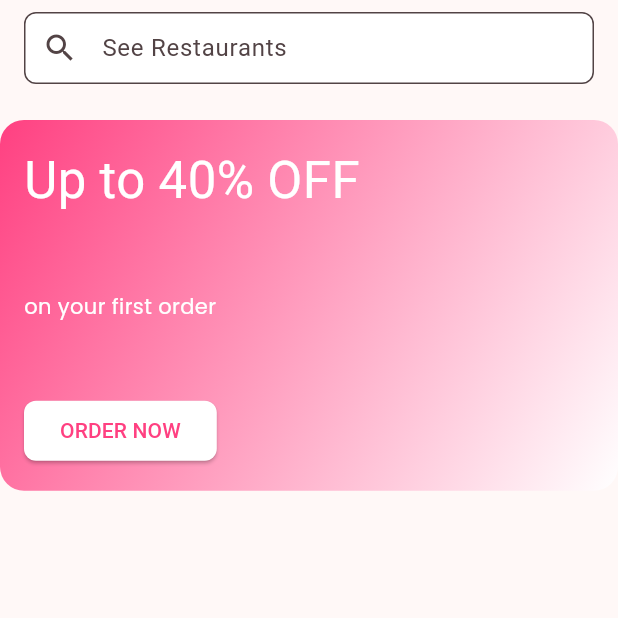
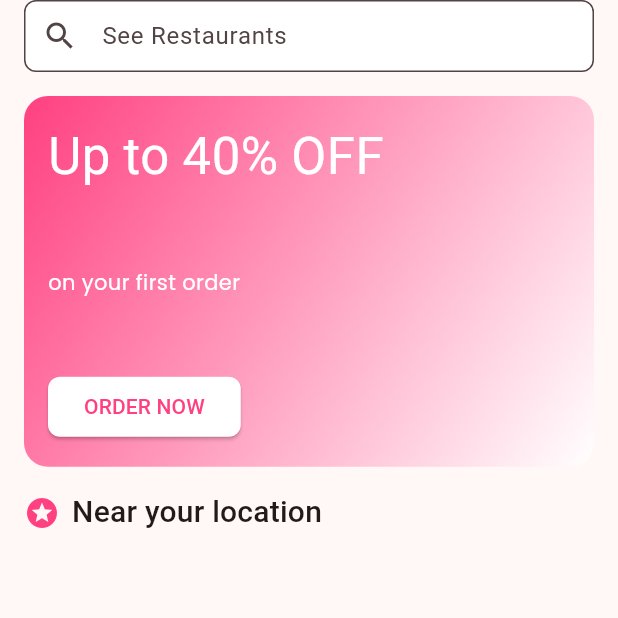
Before and after one commit to NallDev/Nyobian, a Flutter app: the screen it shows after launch, on a phone screen of 412 x 824 dp, the top half of it. Run offline on Flutter 3.47's test engine with Material 3 defaults, Android fonts, the phone set to English and light mode, and no system bars; our stand-ins replace google_fonts.

Commit message:
CHANGE : custom widget text icon

```diff
--- a/lib/screens/home_screen.dart
+++ b/lib/screens/home_screen.dart
@@ -1,6 +1,8 @@
 import 'package:flutter/material.dart';
+import 'package:restaurant_app/theme/font_style.dart';
 import 'package:restaurant_app/widget/banner.dart';
 import 'package:restaurant_app/widget/search.dart';
+import 'package:restaurant_app/widget/text_icon.dart';
 
 class MyHomeScreen extends StatelessWidget {
   static const routeName = '/home';
@@ -11,14 +13,21 @@ class MyHomeScreen extends StatelessWidget {
   Widget build(BuildContext context) {
     return Scaffold(
       body: SafeArea(
+        child: Container(
+          padding: EdgeInsets.symmetric(horizontal: 16.0),
+          width: double.infinity,
           child: Column(
+            crossAxisAlignment: CrossAxisAlignment.start,
             children: [
               MySearch(),
               SizedBox(height: 16.0,),
               MyBanner(onPressed: () {
 
               }),
+              SizedBox(height: 16.0,),
+              MyTextIcon(iconData: Icons.stars, iconColor: Colors.pinkAccent, text: "Near your location", textStyle: myTextTheme.titleSmall)
             ],
+          ),
         ),
       ),
     );
--- a/lib/widget/banner.dart
+++ b/lib/widget/banner.dart
@@ -9,7 +9,6 @@ class MyBanner extends StatelessWidget {
 
   @override
   Widget build(BuildContext context) {
-    double width80 = ScreenSize.getWidth(context) * 0.8;
     double height30 = ScreenSize.getHeight(context) * 0.3;
 
     return Container(
--- a/lib/widget/search.dart
+++ b/lib/widget/search.dart
@@ -1,5 +1,7 @@
 import 'package:flutter/material.dart';
 import 'package:restaurant_app/utils/constant.dart';
+
+import '../utils/screen_size.dart';
 
 class MySearch extends StatefulWidget {
   const MySearch({super.key});
@@ -14,34 +16,28 @@ class _MySearchState extends State<MySearch> {
   @override
   Widget build(BuildContext context) {
     return Container(
-      padding: EdgeInsets.symmetric(horizontal: 16.0, vertical: 8.0),
+      width: double.infinity,
       child: TextFormField(
         controller: _controller,
         decoration: InputDecoration(
             hintText: searchHint,
             prefixIcon: Icon(Icons.search),
-          border: OutlineInputBorder(
-            borderRadius: BorderRadius.circular(8.0)
-          ),
+            border:
+                OutlineInputBorder(borderRadius: BorderRadius.circular(8.0)),
             filled: true,
             fillColor: Colors.white,
             contentPadding: EdgeInsets.symmetric(horizontal: 16.0),
-          suffixIcon: _controller.text.isNotEmpty ?
-              GestureDetector(
+            suffixIcon: _controller.text.isNotEmpty
+                ? GestureDetector(
                     onTap: () {
                       _controller.clear();
-                  setState(() {
-
-                  });
+                      setState(() {});
                     },
                     child: Icon(Icons.clear),
-              ) :
-              null
-        ),
+                  )
+                : null),
         onChanged: (value) {
-          setState(() {
-
-          });
+          setState(() {});
         },
       ),
     );
--- a/lib/widget/text_icon.dart
+++ b/lib/widget/text_icon.dart
@@ -1,11 +1,12 @@
 import 'package:flutter/material.dart';
+import 'package:restaurant_app/theme/font_style.dart';
 
 class MyTextIcon extends StatelessWidget {
   final String text;
+  final TextStyle? textStyle;
   final IconData iconData;
-
-  const MyTextIcon({Key? key, required this.text, required this.iconData})
-      : super(key: key);
+  final Color? iconColor;
+  const MyTextIcon({Key? key, required this.text, this.textStyle, required this.iconData, this.iconColor}) : super(key: key);
 
   @override
   Widget build(BuildContext context) {
@@ -14,10 +15,13 @@ class MyTextIcon extends StatelessWidget {
       children: <Widget>[
         Icon(
           iconData,
-          color: Colors.grey,
+          color: iconColor ?? Colors.grey,
         ),
-        SizedBox(width: 8),
-        Text(text),
+        const SizedBox(width: 8),
+        Text(
+          text,
+          style: textStyle ?? myTextTheme.labelLarge,
+        ),
       ],
     );
   }
```
Also changed, not shown: lib/widget/restaurant_item.dart (+4 -4 lines). Lines whose indentation alone changed are shown as unchanged.
